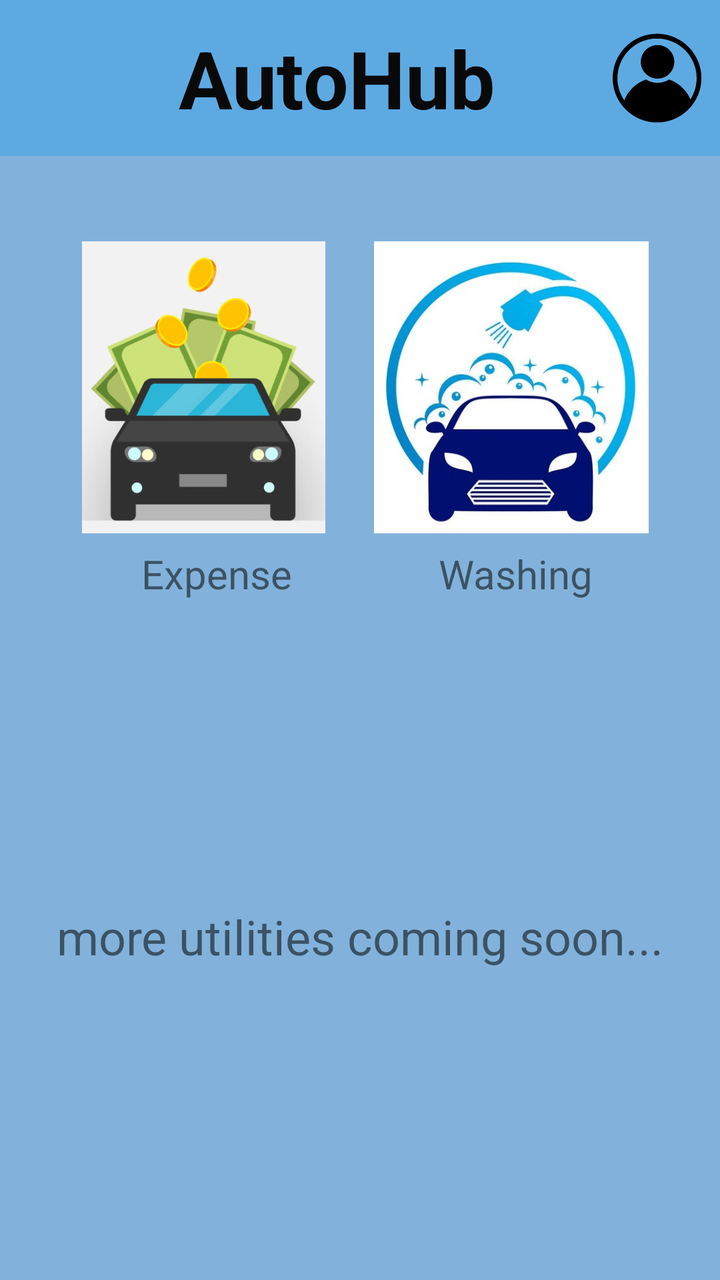
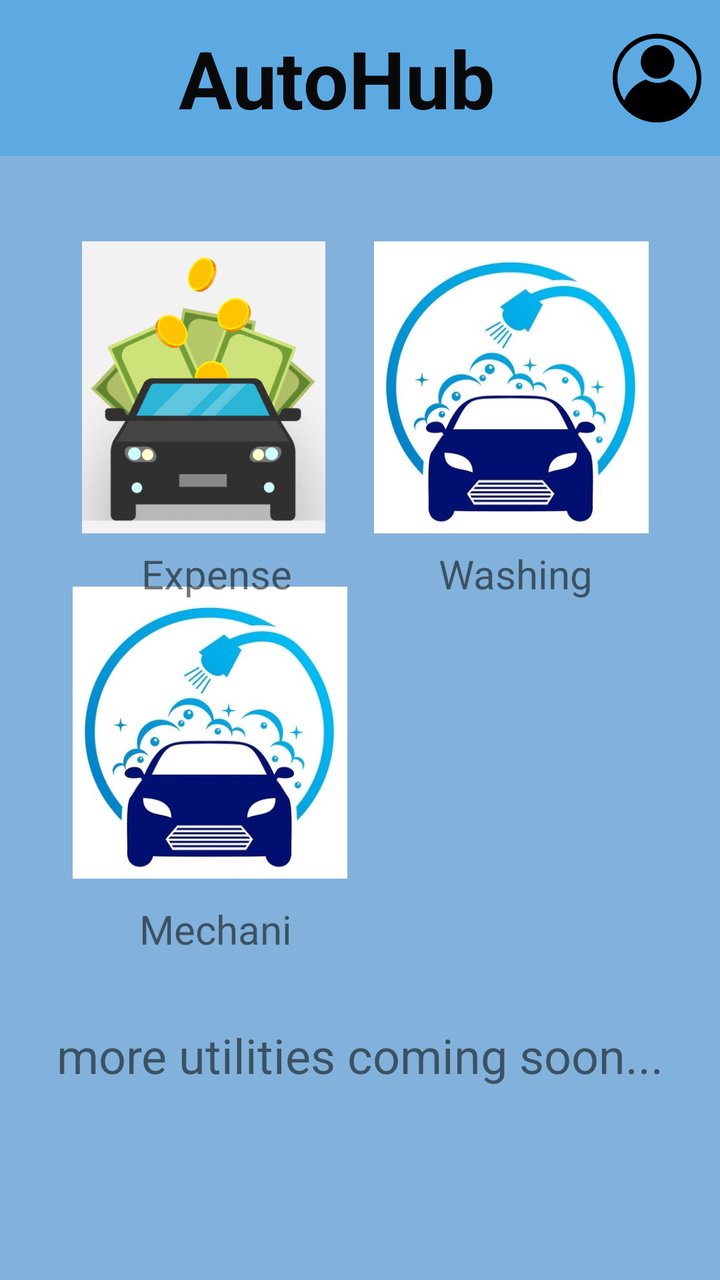

Two renders of the same Android screen: before a commit and after it. Below are the layout's source before the change and the commit's diff.
<!-- AndroidManifest.xml: application theme Theme.AUTOHUB -->
<!-- res/layout/main_page.xml -->
<?xml version="1.0" encoding="utf-8"?>
<androidx.constraintlayout.widget.ConstraintLayout xmlns:android="http://schemas.android.com/apk/res/android"
    xmlns:app="http://schemas.android.com/apk/res-auto"
    xmlns:tools="http://schemas.android.com/tools"
    android:layout_width="match_parent"
    android:layout_height="match_parent"
    android:background="#82B2DB"
    android:backgroundTint="#82B2DB">

    <TextView
        android:id="@+id/textView27"
        android:layout_width="414dp"
        android:layout_height="78dp"
        android:background="#FF5DAAE3"
        android:backgroundTint="#FF5DAAE3"
        android:gravity="center"
        android:paddingStart="30dp"
        android:text="@string/autohub"
        android:textColor="#090909"
        android:textSize="40sp"
        android:textStyle="bold"
        app:layout_constraintBottom_toBottomOf="parent"
        app:layout_constraintEnd_toEndOf="parent"
        app:layout_constraintHorizontal_bias="1.0"
        app:layout_constraintStart_toStartOf="parent"
        app:layout_constraintTop_toTopOf="parent"
        app:layout_constraintVertical_bias="0.0" />

    <ImageButton
        android:id="@+id/washingCenter"
        android:layout_width="164dp"
        android:layout_height="146dp"
        android:scaleType="fitCenter"
        android:background="#82B2DB"
        android:contentDescription="@string/go_to_washing"
        app:layout_constraintBottom_toBottomOf="parent"
        app:layout_constraintEnd_toEndOf="parent"
        app:layout_constraintHorizontal_bias="0.886"
        app:layout_constraintStart_toStartOf="parent"
        app:layout_constraintTop_toTopOf="@+id/textView27"
        app:layout_constraintVertical_bias="0.244"
        app:srcCompat="@drawable/car_wash" />

    <TextView
        android:id="@+id/expenseText"
        android:layout_width="86dp"
        android:layout_height="29dp"
        android:gravity="center"
        android:text="@string/expense"
        android:textSize="20sp"
        app:layout_constraintBottom_toBottomOf="parent"
        app:layout_constraintEnd_toEndOf="parent"
        app:layout_constraintHorizontal_bias="0.238"
        app:layout_constraintStart_toStartOf="parent"
        app:layout_constraintTop_toBottomOf="@+id/washingCenter"
        app:layout_constraintVertical_bias="0.016" />

    <TextView
        android:id="@+id/washingText"
        android:layout_width="85dp"
        android:layout_height="28dp"
        android:gravity="center"
        android:text="@string/washing"
        android:textSize="20sp"
        app:layout_constraintBottom_toBottomOf="parent"
        app:layout_constraintEnd_toEndOf="parent"
        app:layout_constraintHorizontal_bias="0.783"
        app:layout_constraintStart_toStartOf="parent"
        app:layout_constraintTop_toBottomOf="@+id/washingCenter"
        app:layout_constraintVertical_bias="0.018" />

    <TextView
        android:id="@+id/moreUtilitiesToAddText"
        android:layout_width="359dp"
        android:layout_height="37dp"
        android:layout_marginTop="76dp"
        android:gravity="center"
        android:text="more utilities coming soon..."
        android:textSize="24sp"
        app:layout_constraintBottom_toBottomOf="parent"
        app:layout_constraintEnd_toEndOf="parent"
        app:layout_constraintHorizontal_bias="0.552"
        app:layout_constraintStart_toStartOf="parent"
        app:layout_constraintTop_toBottomOf="@id/imageButton"
        app:layout_constraintVertical_bias="0.094" />

    <ImageButton
        android:id="@+id/imageButton"
        android:layout_width="120dp"
        android:layout_height="146dp"
        android:background="#FEFEFE"
        android:contentDescription="@string/add_utilities"
        android:text=""
        android:visibility="gone"
        android:scaleType="fitCenter"
        app:layout_constraintBottom_toBottomOf="parent"
        app:layout_constraintEnd_toEndOf="parent"
        app:layout_constraintHorizontal_bias="0.498"
        app:layout_constraintStart_toStartOf="parent"
        app:layout_constraintTop_toTopOf="parent"
        app:layout_constraintVertical_bias="0.559"
        app:srcCompat="@drawable/baseline_add_24" />

    <ImageView
        android:id="@+id/imageView9"
        android:layout_width="55dp"
        android:layout_height="41dp"
        android:background="#FF5DAAE3"
        android:visibility="gone"
        android:contentDescription="@string/back_button"
        app:layout_constraintBottom_toBottomOf="@+id/textView27"
        app:layout_constraintEnd_toEndOf="parent"
        app:layout_constraintHorizontal_bias="0.04"
        app:layout_constraintStart_toStartOf="@+id/textView27"
        app:layout_constraintTop_toTopOf="parent"
        app:layout_constraintVertical_bias="0.38"
        app:srcCompat="@drawable/baseline_arrow_back_ios_24"
        tools:layout_editor_absoluteX="28dp"
        tools:layout_editor_absoluteY="14dp" />

    <ImageView
        android:id="@+id/imageView10"
        android:layout_width="63dp"
        android:layout_height="51dp"
        android:background="#FF5DAAE3"
        android:contentDescription="@string/profile_photo"
        app:layout_constraintBottom_toBottomOf="@+id/textView27"
        app:layout_constraintEnd_toEndOf="parent"
        app:layout_constraintHorizontal_bias="1.0"
        app:layout_constraintStart_toStartOf="@+id/textView27"
        app:layout_constraintTop_toTopOf="parent"
        app:srcCompat="@drawable/ic_launcher_foreground"
        tools:layout_editor_absoluteX="21dp"
        tools:layout_editor_absoluteY="58dp" />

    <ImageButton
        android:id="@+id/expenseManager"
        android:layout_width="164dp"
        android:layout_height="146dp"
        android:background="#82B2DB"
        android:padding="0dp"
        android:scaleType="fitCenter"
        android:text=""
        android:contentDescription="@string/expensemanagerbutton"
        app:layout_constraintBottom_toBottomOf="parent"
        app:layout_constraintEnd_toEndOf="parent"
        app:layout_constraintHorizontal_bias="0.101"
        app:layout_constraintStart_toStartOf="parent"
        app:layout_constraintTop_toTopOf="parent"
        app:layout_constraintVertical_bias="0.244"
        app:srcCompat="@drawable/car_expense"
        tools:ignore="ContentDescription" />


</androidx.constraintlayout.widget.ConstraintLayout>
<!-- resources referenced by this layout -->
<resources>
  <!-- drawable baseline_add_24 (drawable) -->
  <vector android:height="24dp" android:tint="#000000"
      android:viewportHeight="24" android:viewportWidth="24"
      android:width="24dp" xmlns:android="http://schemas.android.com/apk/res/android">
      <path android:fillColor="@android:color/white" android:pathData="M19,13h-6v6h-2v-6H5v-2h6V5h2v6h6v2z"/>
  </vector>
  <!-- drawable baseline_arrow_back_ios_24 (drawable) -->
  <vector android:autoMirrored="true" android:height="24dp"
      android:tint="#000000" android:viewportHeight="24"
      android:viewportWidth="24" android:width="24dp" xmlns:android="http://schemas.android.com/apk/res/android">
      <path android:fillColor="@android:color/white" android:pathData="M11.67,3.87L9.9,2.1 0,12l9.9,9.9 1.77,-1.77L3.54,12z"/>
  </vector>
  <!-- drawable car_expense: png bitmap (drawable, 84337 bytes) -->
  <!-- drawable car_wash: png bitmap (drawable, 70478 bytes) -->
  <!-- drawable ic_launcher_foreground (drawable) -->
  <vector xmlns:android="http://schemas.android.com/apk/res/android"
      android:width="108dp"
      android:height="108dp"
      android:viewportWidth="800"
      android:viewportHeight="800">
      <path android:fillColor="#000000"
          android:pathData="M380,51.1c-101.9,5.6 -196.7,56.7 -258.5,139.4 -88.2,118 -92.4,278.7 -10.5,401 22.8,34.1 55.5,67.5 89,91.1 46.7,32.9 98.9,53.2 157,61.1 21.1,2.8 69,2.6 89.9,-0.5 26.2,-3.9 49.1,-9.6 71.9,-17.8 113.4,-41.1 199.9,-141.8 222.6,-259.2 4.9,-25.5 6.1,-37.9 6.1,-67.2 0,-27.8 -0.7,-37.3 -4.5,-60 -9.5,-56.4 -34.7,-112.2 -71.7,-158.5 -11.2,-14.1 -38.7,-41.6 -52.8,-52.9 -24.9,-19.9 -58,-39.5 -86.5,-51.2 -36.9,-15.1 -72.8,-23.1 -113.8,-25.4 -19.2,-1 -18.4,-1 -38.2,0.1zM446,90.9c51.2,8 97.6,27.4 138.7,57.7 110.7,81.9 154.3,225.7 107.7,355.4 -5.1,14.1 -17.6,40.3 -25.1,52.7l-4.9,8.2 -7.7,-15.2c-8.9,-17.9 -15.8,-29 -27.5,-44.6 -10.1,-13.4 -29.7,-34 -43.7,-45.9 -20.9,-17.6 -52.7,-36.3 -79.2,-46.6l-9.3,-3.6 -4.9,3c-13.2,8.2 -33.8,16 -52.7,20 -14.2,3.1 -41,3.8 -56.4,1.6 -21.2,-3.1 -36.9,-8.2 -56.6,-18.6l-11.1,-5.8 -11.2,4.4c-24.8,9.7 -51.9,25.4 -73.1,42.5 -34.2,27.4 -64.5,67.3 -81,106.4 -2.4,5.5 -4.4,10.1 -4.5,10.3 -0.1,0.2 -2.5,-3.2 -5.2,-7.5 -48.6,-76 -61.7,-170.1 -35.6,-256.3 22.5,-74.4 71.7,-137.4 138.8,-177.7 37,-22.3 77.8,-36.1 123.5,-41.8 17.5,-2.2 63.2,-1.4 81,1.4z" android:strokeColor="#00000000"/>
      <path android:fillColor="#000000"
          android:pathData="M384,140.5c-55.4,9.1 -98.5,50.9 -109.1,105.7 -2.4,12.3 -2.6,34.7 -0.4,47.1 8.2,47.2 42.3,87 87.5,102.1 14.3,4.8 26.1,6.7 41.5,6.8 66.2,0.2 120.2,-46 131.1,-112.2 2.1,-12.2 1.3,-34.8 -1.5,-47 -11.9,-52.1 -50.5,-90.2 -103.1,-101.6 -10.3,-2.2 -35.1,-2.7 -46,-0.9z" android:strokeColor="#00000000"/>
  </vector>
  <string name="add_utilities">add utilities</string>
  <string name="autohub">AutoHub</string>
  <string name="back_button">Back Button</string>
  <string name="expense">Expense</string>
  <string name="expensemanagerbutton">Expense Manager Button</string>
  <string name="go_to_washing">Go to Washing</string>
  <string name="profile_photo">Profile Photo</string>
  <string name="washing">Washing</string>
  <style name="Theme.AUTOHUB" parent="Theme.MaterialComponents.DayNight.DarkActionBar">
          <item name="colorPrimary">@color/black</item> 
          <item name="colorPrimaryVariant">@color/white</item> 
          <item name="colorOnPrimary">@color/white</item> 
          <item name="colorSecondary">@color/black</item> 
          <item name="colorOnSecondary">@color/white</item> 
          <item name="android:windowBackground">@color/white</item> 
      </style>
  <color name="black">#FF000000</color>
  <color name="white">#FFFFFFFF</color>
</resources>

<!-- the commit's change to res/layout/main_page.xml (unified diff, before → after) -->
@@ -41,6 +41,21 @@
         app:layout_constraintVertical_bias="0.244"
         app:srcCompat="@drawable/car_wash" />
 
+    <ImageButton
+        android:id="@+id/mechanic"
+        android:layout_width="164dp"
+        android:layout_height="146dp"
+        android:background="#82B2DB"
+        android:contentDescription="@string/go_to_washing"
+        android:scaleType="fitCenter"
+        app:layout_constraintBottom_toBottomOf="parent"
+        app:layout_constraintEnd_toEndOf="parent"
+        app:layout_constraintHorizontal_bias="0.117"
+        app:layout_constraintStart_toStartOf="parent"
+        app:layout_constraintTop_toTopOf="@+id/textView27"
+        app:layout_constraintVertical_bias="0.594"
+        app:srcCompat="@drawable/car_wash" />
+
     <TextView
         android:id="@+id/expenseText"
         android:layout_width="86dp"
@@ -70,6 +85,20 @@
         app:layout_constraintVertical_bias="0.018" />
 
     <TextView
+        android:id="@+id/mechanicText"
+        android:layout_width="86dp"
+        android:layout_height="29dp"
+        android:gravity="center"
+        android:text="@string/Mechanic_Assistance"
+        android:textSize="20sp"
+        app:layout_constraintBottom_toBottomOf="parent"
+        app:layout_constraintEnd_toEndOf="parent"
+        app:layout_constraintHorizontal_bias="0.236"
+        app:layout_constraintStart_toStartOf="parent"
+        app:layout_constraintTop_toBottomOf="@+id/washingCenter"
+        app:layout_constraintVertical_bias="0.535" />
+
+    <TextView
         android:id="@+id/moreUtilitiesToAddText"
         android:layout_width="359dp"
         android:layout_height="37dp"
@@ -79,10 +108,9 @@
         android:textSize="24sp"
         app:layout_constraintBottom_toBottomOf="parent"
         app:layout_constraintEnd_toEndOf="parent"
-        app:layout_constraintHorizontal_bias="0.552"
         app:layout_constraintStart_toStartOf="parent"
         app:layout_constraintTop_toBottomOf="@id/imageButton"
-        app:layout_constraintVertical_bias="0.094" />
+        app:layout_constraintVertical_bias="0.444" />
 
     <ImageButton
         android:id="@+id/imageButton"
<!-- resource entries referenced after the edit -->
@@ -25,6 +25,7 @@
       <path android:fillColor="#000000"
           android:pathData="M384,140.5c-55.4,9.1 -98.5,50.9 -109.1,105.7 -2.4,12.3 -2.6,34.7 -0.4,47.1 8.2,47.2 42.3,87 87.5,102.1 14.3,4.8 26.1,6.7 41.5,6.8 66.2,0.2 120.2,-46 131.1,-112.2 2.1,-12.2 1.3,-34.8 -1.5,-47 -11.9,-52.1 -50.5,-90.2 -103.1,-101.6 -10.3,-2.2 -35.1,-2.7 -46,-0.9z" android:strokeColor="#00000000"/>
   </vector>
+  <string name="Mechanic_Assistance">Mechanic Assistance</string>
   <string name="add_utilities">add utilities</string>
   <string name="autohub">AutoHub</string>
   <string name="back_button">Back Button</string>
